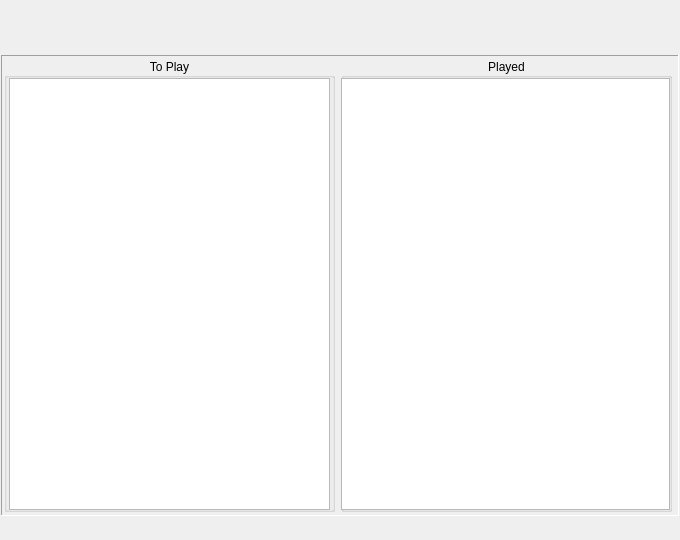
This is src/forms/mainwindow.ui in Spidersbox/RandomPlayer as Qt 5 draws it before an edit. The edited form follows.
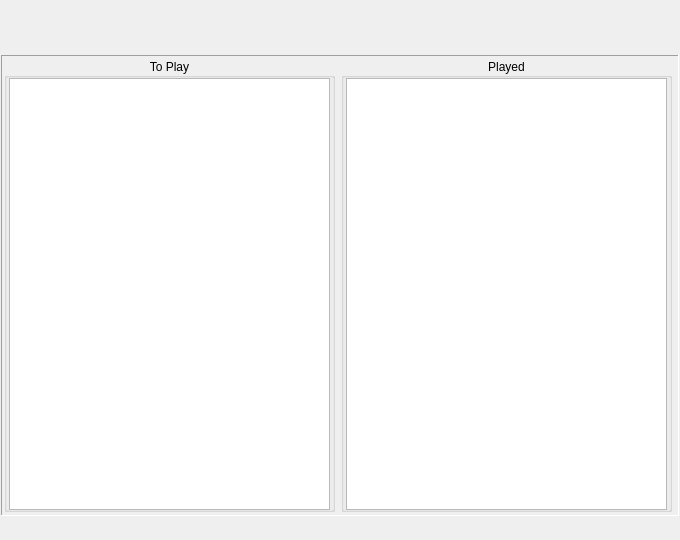
This is the edited form. Icons and pictures are not drawn.

Diff of the .ui file:
```diff
--- a/src/forms/mainwindow.ui
+++ b/src/forms/mainwindow.ui
@@ -104,24 +104,15 @@
      <property name="alignment">
       <set>Qt::AlignCenter</set>
      </property>
-     <widget class="QListView" name="listView_2">
+     <widget class="QListWidget" name="listWidget2">
       <property name="geometry">
        <rect>
-        <x>0</x>
+        <x>5</x>
         <y>20</y>
-        <width>329</width>
+        <width>321</width>
         <height>432</height>
        </rect>
       </property>
-      <property name="sizePolicy">
-       <sizepolicy hsizetype="Maximum" vsizetype="Maximum">
-        <horstretch>0</horstretch>
-        <verstretch>0</verstretch>
-       </sizepolicy>
-      </property>
-      <property name="frameShadow">
-       <enum>QFrame::Plain</enum>
-      </property>
      </widget>
     </widget>
    </widget>
```
